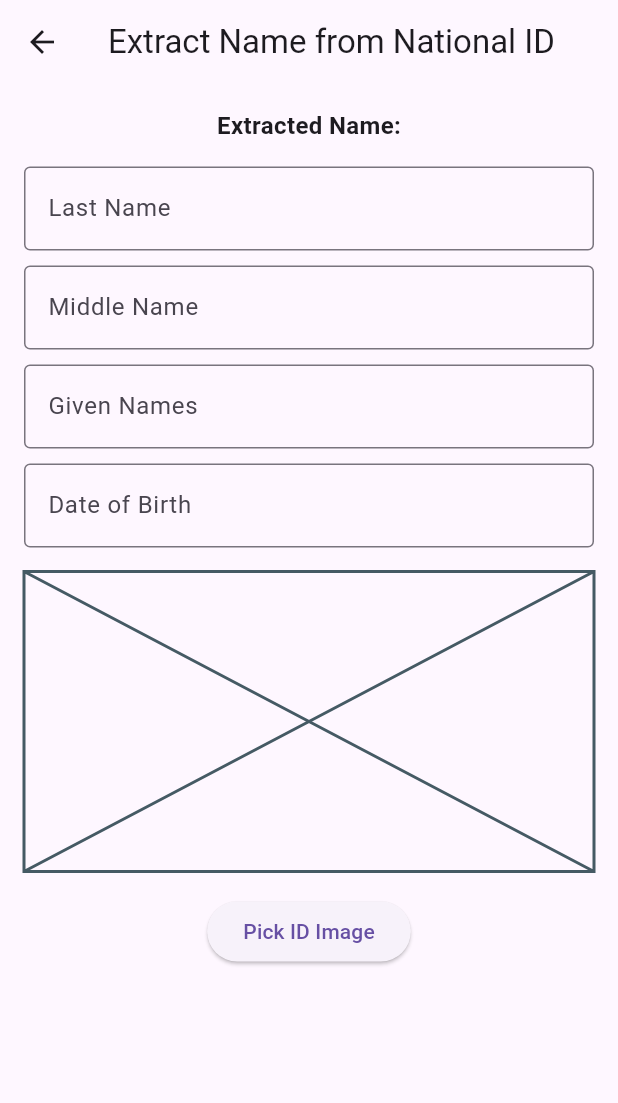
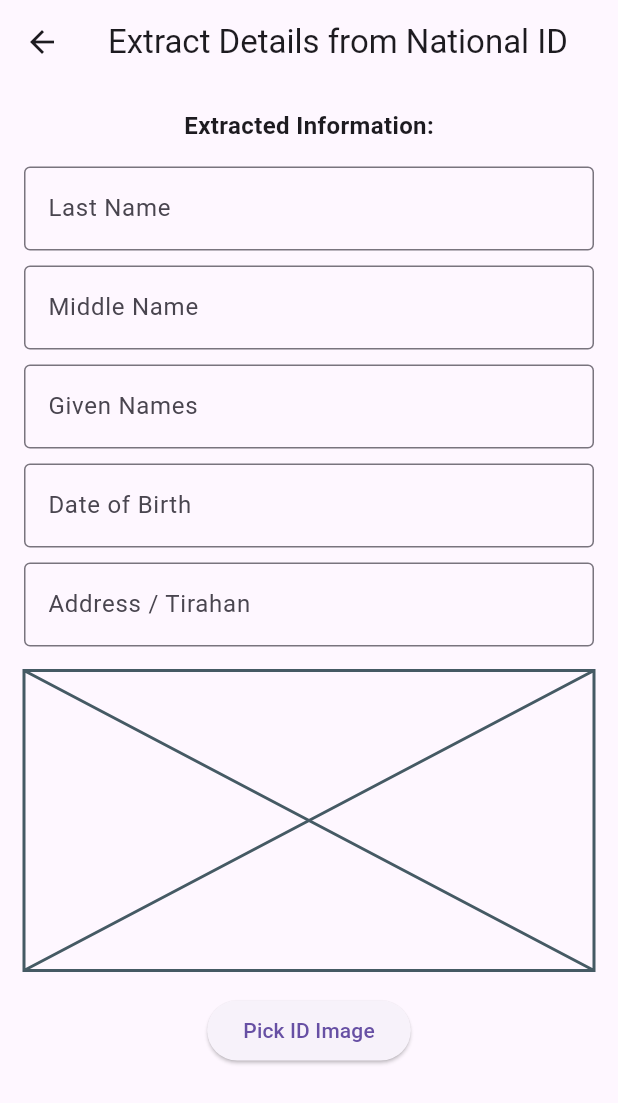
Before and after one commit to CodeJack0/OCR, a Flutter app: the OCRScreen screen opened directly, on a phone screen of 412 x 824 dp. Shown: the top 1103 px of the screen. Run offline on Flutter 3.47's test engine with Material 3 defaults, Android fonts, the phone set to English and light mode, and no system bars; our stand-ins replace image_picker; missing offline and left inert: flutter_tesseract_ocr.

Commit message:
3rd commit

```diff
--- a/lib/ocr.dart
+++ b/lib/ocr.dart
@@ -17,11 +17,13 @@ class _OCRScreenState extends State<OCRScreen> {
   String middleName = '';
   String givenNames = '';
   String dateOfBirth = '';
+  String address = '';
 
   final _lastNameController = TextEditingController();
   final _middleNameController = TextEditingController();
   final _givenNamesController = TextEditingController();
   final _dobController = TextEditingController();
+  final _addressController = TextEditingController();
 
   Future<void> _pickImage() async {
     final pickedFile = await ImagePicker().pickImage(
@@ -38,10 +40,12 @@ class _OCRScreenState extends State<OCRScreen> {
         middleName = '';
         givenNames = '';
         dateOfBirth = '';
+        address = '';
         _lastNameController.clear();
         _middleNameController.clear();
         _givenNamesController.clear();
         _dobController.clear();
+        _addressController.clear();
       });
 
       await _performOCR(processedImage);
@@ -73,18 +77,19 @@ class _OCRScreenState extends State<OCRScreen> {
         args: {"preserve_interword_spaces": "1"},
       );
 
-      _extractName(text);
+      _extractFields(text);
     } catch (e) {
       setState(() {
         lastName = 'OCR error: $e';
         middleName = '';
         givenNames = '';
         dateOfBirth = '';
+        address = '';
       });
     }
   }
 
-  void _extractName(String text) {
+  void _extractFields(String text) {
     final lines =
         text
             .split('\n')
@@ -96,6 +101,7 @@ class _OCRScreenState extends State<OCRScreen> {
     String tempMiddle = '';
     String tempGiven = '';
     String tempDOB = '';
+    String tempAddress = '';
 
     for (int i = 0; i < lines.length; i++) {
       final line = lines[i].toLowerCase();
@@ -133,9 +139,17 @@ class _OCRScreenState extends State<OCRScreen> {
           tempDOB = lines[i + 1];
         }
       }
+
+      if (line.contains('tirahan') || line.contains('address')) {
+        if (i + 1 < lines.length) {
+          tempAddress = lines[i + 1];
+          if (i + 2 < lines.length && lines[i + 2].split(' ').length > 2) {
+            tempAddress += ' ' + lines[i + 2];
+          }
+        }
+      }
     }
 
-    // Fallback: find potential date pattern
     if (tempDOB.isEmpty) {
       for (var line in lines) {
         final match = RegExp(
@@ -151,34 +165,42 @@ class _OCRScreenState extends State<OCRScreen> {
 
     tempMiddle = _filterMiddleName(tempMiddle);
     tempDOB = _correctOCRNoise(tempDOB);
+    tempAddress = _filterAddress(tempAddress);
 
     setState(() {
       lastName = tempLast.trim();
       middleName = tempMiddle.trim().toUpperCase();
       givenNames = tempGiven.trim();
       dateOfBirth = tempDOB.trim();
+      address = tempAddress.trim();
 
       _lastNameController.text = lastName;
       _middleNameController.text = middleName;
       _givenNamesController.text = givenNames;
       _dobController.text = dateOfBirth;
+      _addressController.text = address;
     });
   }
 
   String _filterMiddleName(String middleName) {
     final unwantedTerms = ['petsa ng kapanganakan', 'date of birth'];
-
     for (var term in unwantedTerms) {
       middleName = middleName.replaceAll(
         RegExp(term, caseSensitive: false),
         '',
       );
     }
-
     return middleName;
   }
 
-  // Fix common OCR typos in month names
+  String _filterAddress(String address) {
+    final unwantedTerms = ['date of birth', 'petsa ng kapanganakan'];
+    for (var term in unwantedTerms) {
+      address = address.replaceAll(RegExp(term, caseSensitive: false), '');
+    }
+    return address;
+  }
+
   String _correctOCRNoise(String input) {
     final corrections = {
       'vJ%UARY': 'January',
@@ -209,20 +231,21 @@ class _OCRScreenState extends State<OCRScreen> {
     _middleNameController.dispose();
     _givenNamesController.dispose();
     _dobController.dispose();
+    _addressController.dispose();
     super.dispose();
   }
 
   @override
   Widget build(BuildContext context) {
     return Scaffold(
-      appBar: AppBar(title: const Text('Extract Name from National ID')),
+      appBar: AppBar(title: const Text('Extract Details from National ID')),
       body: Padding(
         padding: const EdgeInsets.all(16.0),
         child: SingleChildScrollView(
           child: Column(
             children: [
               const Text(
-                'Extracted Name:',
+                'Extracted Information:',
                 style: TextStyle(fontSize: 16, fontWeight: FontWeight.bold),
               ),
               const SizedBox(height: 16),
@@ -257,6 +280,14 @@ class _OCRScreenState extends State<OCRScreen> {
                   border: OutlineInputBorder(),
                 ),
               ),
+              const SizedBox(height: 10),
+              TextFormField(
+                controller: _addressController,
+                decoration: const InputDecoration(
+                  labelText: 'Address / Tirahan',
+                  border: OutlineInputBorder(),
+                ),
+              ),
               const SizedBox(height: 16),
               _image != null
                   ? Image.file(_image!, height: 250)
```
